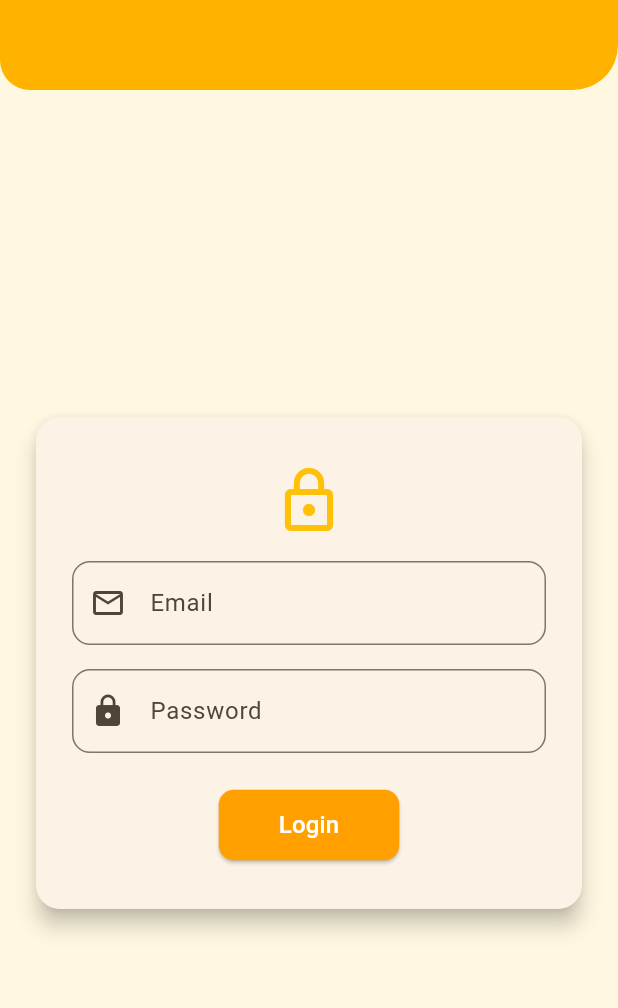
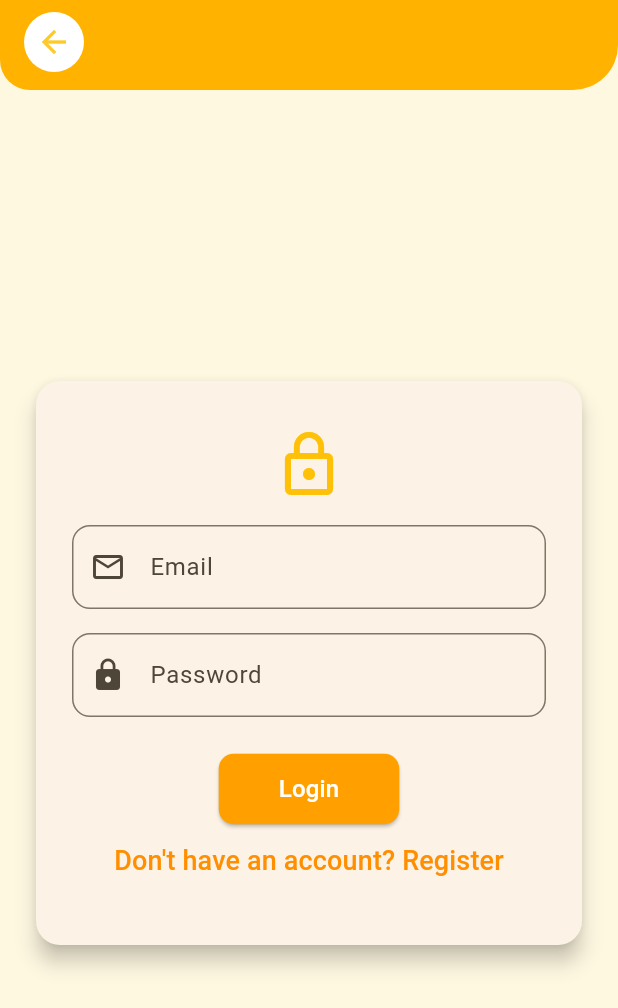
Before and after one commit to shiekiragu12/selfprogresstracker, a Flutter app: the screen it shows after launch, after a tap on "Login", on a phone screen of 412 x 824 dp. Shown: the top 1008 px of the screen. Run offline on Flutter 3.47's test engine with Material 3 defaults, Android fonts, the phone set to English and light mode, and no system bars; our stand-ins replace shared_preferences.

Commit message:
updates on the login page

```diff
--- a/lib/screens/login.dart
+++ b/lib/screens/login.dart
@@ -1,4 +1,5 @@
 import 'package:flutter/material.dart';
+import './register.dart';
 
 class LoginPage extends StatefulWidget {
   const LoginPage({super.key});
@@ -25,6 +26,13 @@ class _LoginPageState extends State<LoginPage> {
     }
   }
 
+  void goToRegister() {
+    Navigator.push(
+      context,
+      MaterialPageRoute(builder: (context) => const RegisterPage()),
+    );
+  }
+
   @override
   Widget build(BuildContext context) {
     return Scaffold(
@@ -43,8 +51,25 @@ class _LoginPageState extends State<LoginPage> {
             backgroundColor: Colors.transparent,
             elevation: 0,
             automaticallyImplyLeading: false,
-            iconTheme: const IconThemeData(color: Colors.white),
-            title: null, // no title
+            leading: Padding(
+              padding: const EdgeInsets.only(left: 16, top: 8, bottom: 8),
+              child: InkWell(
+                borderRadius: BorderRadius.circular(30),
+                onTap: () => Navigator.of(context).pop(),
+                child: Container(
+                  decoration: const BoxDecoration(
+                    color: Colors.white,
+                    shape: BoxShape.circle,
+                  ),
+                  padding: const EdgeInsets.all(8),
+                  child: const Icon(
+                    Icons.arrow_back,
+                    color: Color(0xFFFFCA28),
+                  ), // amber[400]
+                ),
+              ),
+            ),
+            title: null,
           ),
         ),
       ),
@@ -113,6 +138,13 @@ class _LoginPageState extends State<LoginPage> {
                       style: TextStyle(fontSize: 16, color: Colors.white),
                     ),
                   ),
+                  TextButton(
+                    onPressed: goToRegister,
+                    child: Text(
+                      "Don't have an account? Register",
+                      style: TextStyle(fontSize: 18, color: Colors.amber[800]),
+                    ),
+                  ),
                 ],
               ),
             ),
@@ -121,5 +153,4 @@ class _LoginPageState extends State<LoginPage> {
       ),
     );
   }
-
 }
```
